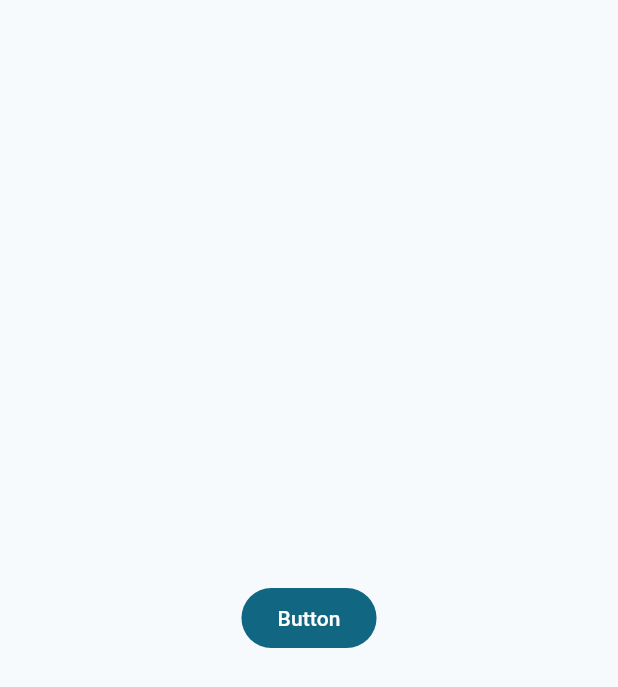
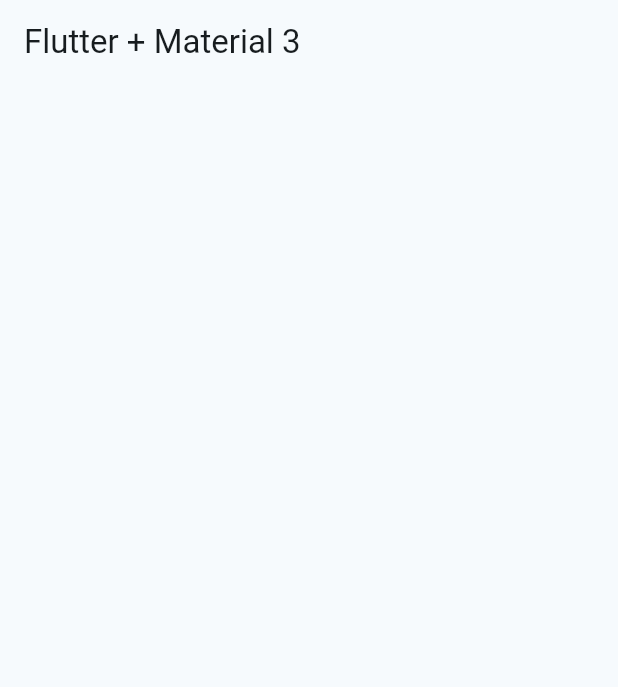
Before and after one commit to RosaLeaveMeAlone/widgets_app, a Flutter app: the screen it shows after launch, on a phone screen of 412 x 824 dp. Shown: the top 687 px of the screen. Run offline on Flutter 3.47's test engine with Material 3 defaults, Android fonts, the phone set to English and light mode, and no system bars.

Commit message:
Seccion 9 Opciones de nuestra aplicacion

```diff
--- a/lib/config/theme/app_theme.dart
+++ b/lib/config/theme/app_theme.dart
@@ -31,6 +31,9 @@ class AppTheme {
 
   ThemeData getTheme() => ThemeData(
     colorSchemeSeed: colorList[selectedColor],
+    appBarTheme: AppBarTheme(
+      centerTitle: false
+    )
   );
 
 
--- a/lib/main.dart
+++ b/lib/main.dart
@@ -1,5 +1,6 @@
 import 'package:flutter/material.dart';
 import 'package:widgets_app/config/theme/app_theme.dart';
+import 'package:widgets_app/presentation/screens/home/home_screen.dart';
 
 void main() {
   runApp(const MainApp());
@@ -13,14 +14,7 @@ class MainApp extends StatelessWidget {
     return MaterialApp(
       debugShowCheckedModeBanner: false,
       theme: AppTheme(selectedColor: 14).getTheme(),
-      home: Scaffold(
-        body: Center(
-          child: FilledButton(
-            onPressed: () {},
-            child: Text('Button'),
-            ),
-        ),
-      ),
+      home: const HomeScreen(),
     );
   }
 }
--- /dev/null
+++ b/lib/presentation/screens/home/home_screen.dart
@@ -0,0 +1,14 @@
+import 'package:flutter/material.dart';
+
+class HomeScreen extends StatelessWidget {
+  const HomeScreen({super.key});
+
+  @override
+  Widget build(BuildContext context) {
+    return Scaffold(
+      appBar: AppBar(
+        title: const Text('Flutter + Material 3'),
+      ),
+    );
+  }
+}
```
Also changed, not shown: lib/config/menu/menu_items.dart (added, +33 -0 lines).
